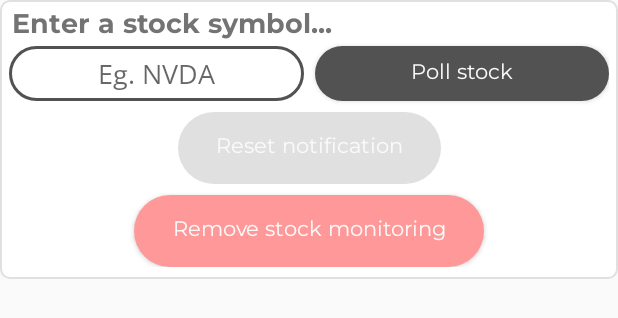
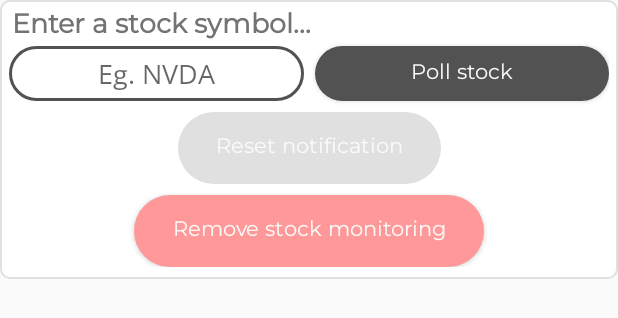
Before and after one commit to rnyholm/skvirrel, an Android app: the layout stock_content_card.xml on its own in the app's theme, with its tools: preview values and no code run, on a phone screen of 412 x 824 dp. Shown: the top 318 px of the screen. Run offline under Robolectric (Android 15) with nearby library versions, the phone set to English and light mode, and no system bars.

Commit message:
#20 Montserrat instead of montserrat bold

```diff
--- a/app/src/main/res/layout/stock_content_card.xml
+++ b/app/src/main/res/layout/stock_content_card.xml
@@ -66,7 +66,7 @@
         android:layout_width="0dp"
         android:layout_height="wrap_content"
         android:layout_marginStart="2dp"
-        android:fontFamily="@font/montserrat_bold"
+        android:fontFamily="@font/montserrat"
         android:text="@string/company_name"
         android:textColor="@color/colorHeadingText"
         android:textSize="18sp"
```
